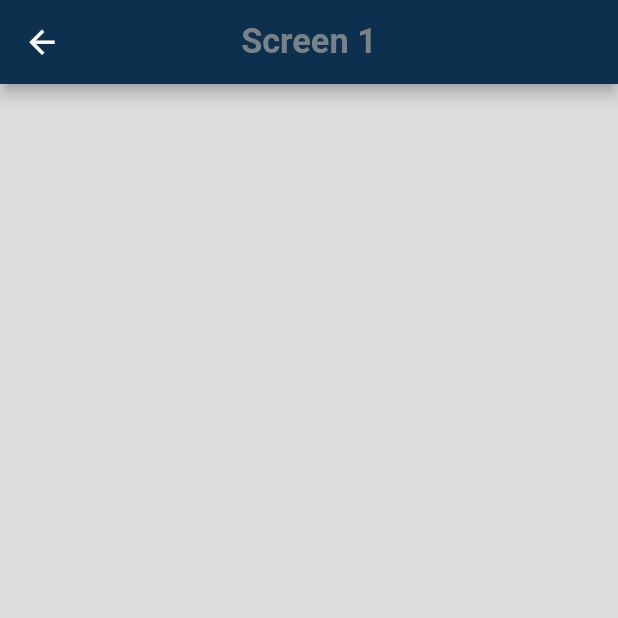
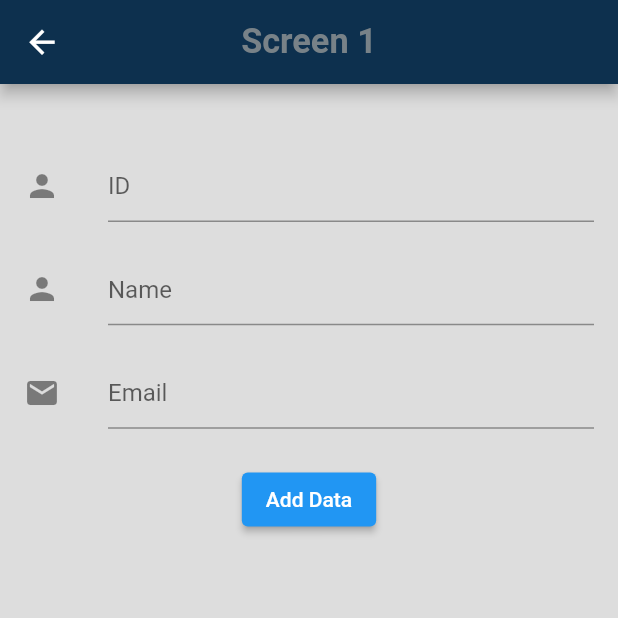
Before and after one commit to MridulChauhan/Platos-Task, a Flutter app: the Users screen opened by its route, on a phone screen of 412 x 824 dp, the top half of it. Run offline on Flutter 3.47's test engine with Material 2 defaults, Android fonts, the phone set to English and light mode, and no system bars; our stand-ins replace cloud_firestore, firebase_core, flutter_screenutil; accounts and stored records are empty.

Commit message:
add update search methods features functional

```diff
--- /dev/null
+++ b/lib/screens/screen_1.dart
@@ -0,0 +1,119 @@
+import 'package:flutter/material.dart';
+import 'package:flutter_screenutil/flutter_screenutil.dart';
+import 'package:platos_task/services.dart/firebase_func.dart';
+import 'package:platos_task/utils/constants.dart';
+import 'package:platos_task/values/values.dart';
+
+class Users extends StatefulWidget {
+  @override
+  _UsersState createState() => _UsersState();
+}
+
+class _UsersState extends State<Users> {
+  String _id;
+  String _name;
+  String _email;
+  TextEditingController _idController = TextEditingController();
+  TextEditingController _nameController = TextEditingController();
+  TextEditingController _emailController = TextEditingController();
+
+  void clearTextfield() {
+    _nameController.clear();
+    _emailController.clear();
+    _idController.clear();
+    _name = "";
+    _email = "";
+    _id = "";
+  }
+
+  @override
+  void dispose() {
+    super.dispose();
+    _idController.dispose();
+    _nameController.dispose();
+    _emailController.dispose();
+  }
+
+  @override
+  Widget build(BuildContext context) {
+    return SafeArea(
+      child: Scaffold(
+        resizeToAvoidBottomInset: false,
+        appBar: AppBar(
+          centerTitle: true,
+          title: Text(
+            "Screen 1",
+            style: AppDecoration.appbarheadingdecoration,
+          ),
+        ),
+        body: Padding(
+          padding: const EdgeInsets.only(top: AppConstants.verticalPadding * 2),
+          child: Column(
+            children: [
+              ListTile(
+                leading: const Icon(Icons.person),
+                title: new TextField(
+                  controller: _idController,
+                  decoration: new InputDecoration(
+                    hintText: "ID",
+                  ),
+                  onChanged: (value) {
+                    setState(() => _id = value);
+                  },
+                ),
+              ),
+              SizedBox(
+                height: ScreenUtil().setHeight(10),
+              ),
+              ListTile(
+                leading: const Icon(Icons.person),
+                title: new TextField(
+                  controller: _nameController,
+                  decoration: new InputDecoration(
+                    hintText: "Name",
+                  ),
+                  onChanged: (value) {
+                    setState(() => _name = value);
+                  },
+                ),
+              ),
+              SizedBox(
+                height: ScreenUtil().setHeight(10),
+              ),
+              ListTile(
+                leading: const Icon(Icons.email),
+                title: new TextField(
+                  controller: _emailController,
+                  decoration: new InputDecoration(
+                    hintText: "Email",
+                  ),
+                  onChanged: (value) {
+                    setState(() => _email = value);
+                  },
+                ),
+              ),
+              SizedBox(
+                height: ScreenUtil().setHeight(15),
+              ),
+              ElevatedButton(
+                  onPressed: () async {
+                    if (_name != null && _email != null) {
+                      FirebaseFunc.addUsers(_id, _name, _email);
+                      clearTextfield();
+                      var userinfo = await FirebaseFunc.getUsers("17BCE0925");
+                      print(userinfo);
+                    } else
+                      ScaffoldMessenger.of(context).showSnackBar(
+                        SnackBar(
+                          content: Text("Please enter data to add"),
+                        ),
+                      );
+                  },
+                  child: Text("Add Data"))
+            ],
+          ),
+        ),
+      ),
+    );
+  }
+}
--- a/lib/screens/users.dart
+++ /dev/null
@@ -1,23 +0,0 @@
-import 'package:flutter/material.dart';
-import 'package:platos_task/values/values.dart';
-
-class Users extends StatefulWidget {
-  @override
-  _UsersState createState() => _UsersState();
-}
-
-class _UsersState extends State<Users> {
-  @override
-  Widget build(BuildContext context) {
-    return SafeArea(
-        child: Scaffold(
-      appBar: AppBar(
-        centerTitle: true,
-        title: Text(
-          "Screen 1",
-          style: AppDecoration.appbarheadingdecoration,
-        ),
-      ),
-    ));
-  }
-}
--- /dev/null
+++ b/lib/services.dart/firebase_func.dart
@@ -0,0 +1,49 @@
+import 'package:cloud_firestore/cloud_firestore.dart';
+
+class FirebaseFunc {
+  static addUsers(String id, String name, String email) {
+    Map<String, dynamic> data = {"name": name, "email": email};
+    DocumentReference _users =
+        FirebaseFirestore.instance.collection("users").doc(id);
+    _users.set(data);
+  }
+
+  static addClubMember(
+      String name, String email, String clubname, String id, String contact) {
+    Map<String, dynamic> data = {
+      "name": name,
+      "email": email,
+      "club_name": clubname,
+      "id": id,
+      "contact": contact
+    };
+    CollectionReference _clubmember =
+        FirebaseFirestore.instance.collection("club_member");
+    _clubmember.add(data);
+  }
+
+  static Future<List<Map<String, dynamic>>> getUsers(String userid) {
+    var userinfo = FirebaseFirestore.instance
+        .collection("users")
+        .doc("$userid")
+        .get()
+        .then((value) {
+      return getUsersInfoForParameter(value.data());
+      //return value.data();
+    });
+    return userinfo;
+  }
+
+  static Future<List<Map<String, dynamic>>> getUsersInfoForParameter(
+      Map<String, dynamic> userinfo) {
+    List<Map<String, dynamic>> list = [];
+    return FirebaseFirestore.instance
+        .collection("club_members")
+        .where("email", isEqualTo: "${userinfo['email']}")
+        .get()
+        .then((value) => value.docs.forEach((result) {
+              list.add(result.data());
+            }))
+        .then((_) => list);
+  }
+}
```
Also changed, not shown: lib/main.dart (+5 -4 lines), lib/screens/screen_2.dart (renamed from lib/screens/club_members.dart), pubspec.lock, 1 other file.
